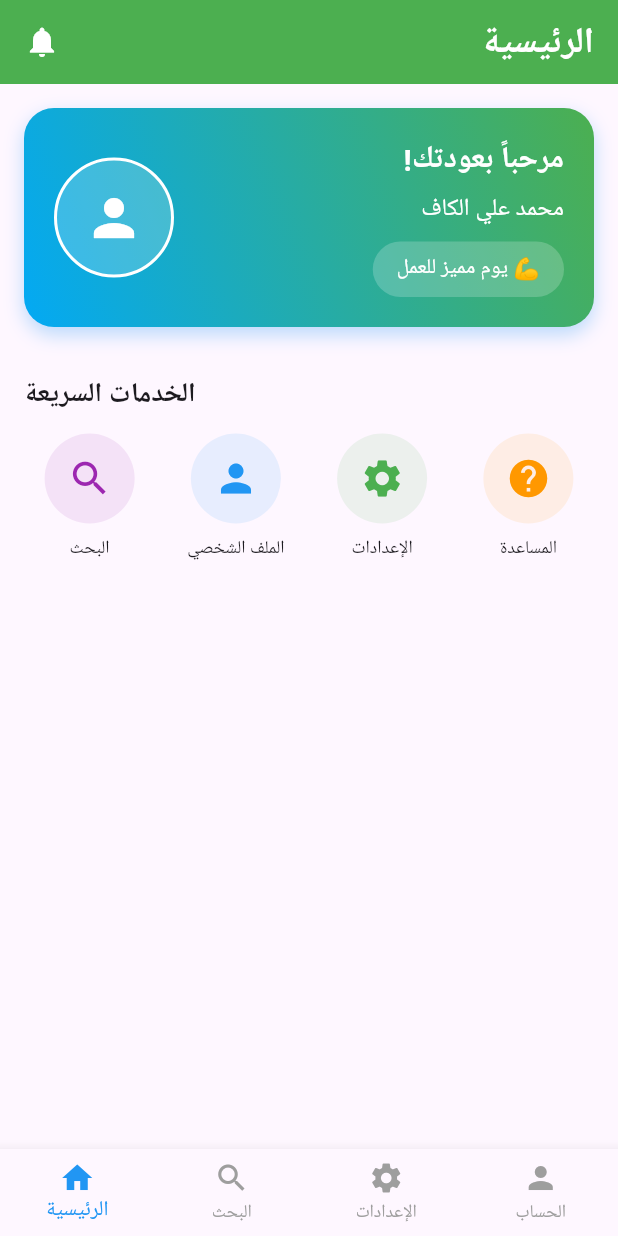
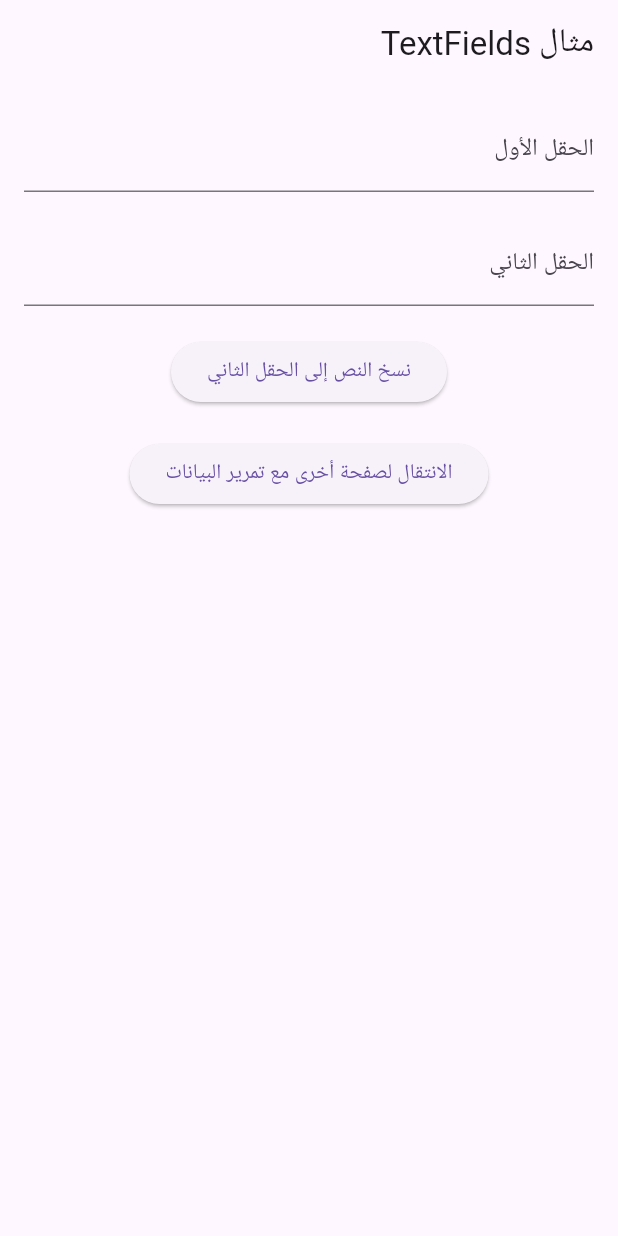
Before and after one commit to iim7mdk/Flutter, a Flutter app: the screen it shows after launch, on a phone screen of 412 x 824 dp. Run offline on Flutter 3.47's test engine with Material 3 defaults, Android fonts, the phone set to English and light mode, and no system bars.

Commit message:
some edits

```diff
--- a/lib/Pages/home_page.dart
+++ b/lib/Pages/home_page.dart
@@ -1,236 +1,66 @@
 import 'package:flutter/material.dart';
+import 'second_page.dart';
 
-class HomePage extends StatelessWidget {
-  const HomePage({super.key});
+class HomePage extends StatefulWidget {
+  @override
+  State<HomePage> createState() => _HomePageState();
+}
+
+class _HomePageState extends State<HomePage> {
+  TextEditingController text1 = TextEditingController();
+  TextEditingController text2 = TextEditingController();
 
   @override
   Widget build(BuildContext context) {
-    return Scaffold(
-      body: CustomScrollView(
-        slivers: [
-          SliverAppBar(
-            title: Row(
-              mainAxisAlignment: MainAxisAlignment.end,
+    return Directionality(
+      textDirection: TextDirection.rtl,
+      child: Scaffold(
+        appBar: AppBar(title: Text("مثال TextFields")),
+        body: Padding(
+          padding: const EdgeInsets.all(16.0),
+          child: Column(
             children: [
-                Text(
-                  "الرئيسية",
-                  style: TextStyle(
-                    fontSize: 24,
-                    fontWeight: FontWeight.bold,
-                  ),
-                ),
-              ],
-            ),
-            backgroundColor: Colors.green,
-            foregroundColor: Colors.white,
-
-            leading: IconButton(
-              icon: const Icon(Icons.notifications),
-              onPressed: () {
-
-              },
+              TextField(
+                controller: text1,
+                decoration: InputDecoration(labelText: "الحقل الأول"),
               ),
 
+              SizedBox(height: 20),
+
+              TextField(
+                controller: text2,
+                decoration: InputDecoration(labelText: "الحقل الثاني"),
               ),
 
+              SizedBox(height: 20),
 
-          SliverList(
-            delegate: SliverChildListDelegate([
+              ElevatedButton(
+                onPressed: () {
+                  setState(() {
+                    text2.text = text1.text;
+                  });
+                },
+                child: Text("نسخ النص إلى الحقل الثاني"),
+              ),
 
-              _buildWelcomeCard(),
+              SizedBox(height: 20),
 
-
-              _buildQuickServices(context),
-
-
-            ]),
-          ),
-        ],
+              ElevatedButton(
+                onPressed: () {
+                  Navigator.push(
+                    context,
+                    MaterialPageRoute(
+                      builder: (_) => SecondPage(value: text1.text),
                     ),
                   );
-  }
-
-  Widget _buildWelcomeCard() {
-    return Container(
-      margin: const EdgeInsets.all(16),
-      padding: const EdgeInsets.all(20),
-      decoration: BoxDecoration(
-        gradient: const LinearGradient(
-          begin: Alignment.topRight,
-          end: Alignment.bottomLeft,
-          colors: [Colors.green, Colors.lightBlue],
-        ),
-        borderRadius: BorderRadius.circular(20),
-        boxShadow: [
-          BoxShadow(
-            color: Colors.blue.withOpacity(0.3),
-            blurRadius: 10,
-            offset: const Offset(0, 5),
-          ),
-        ],
-      ),
-      child: Row(
-        children: [
-          Container(
-            width: 80,
-            height: 80,
-            decoration: BoxDecoration(
-              shape: BoxShape.circle,
-              color: Colors.white.withOpacity(0.2),
-              border: Border.all(color: Colors.white, width: 2),
-            ),
-            child: const Icon(
-              Icons.person,
-              size: 40,
-              color: Colors.white,
-            ),
-          ),
-          const SizedBox(width: 16),
-          Expanded(
-            child: Column(
-              crossAxisAlignment: CrossAxisAlignment.end,
-              children: [
-                const Text(
-                  "!مرحباً بعودتك ",
-                  style: TextStyle(
-                    fontSize: 20,
-                    fontWeight: FontWeight.bold,
-                    color: Colors.white,
-                  ),
-                  textAlign: TextAlign.right,
-                ),
-                const SizedBox(height: 5),
-                const Text(
-                  "محمد علي الكاف",
-                  style: TextStyle(
-                    fontSize: 16,
-                    color: Colors.white,
-                  ),
-                  textAlign: TextAlign.right,
-                ),
-                const SizedBox(height: 10),
-                Container(
-                  padding: const EdgeInsets.symmetric(
-                    horizontal: 16,
-                    vertical: 8,
-                  ),
-                  decoration: BoxDecoration(
-                    color: Colors.white.withOpacity(0.2),
-                    borderRadius: BorderRadius.circular(20),
-                  ),
-                  child: const Text(
-                    "يوم مميز للعمل 💪",
-                    style: TextStyle(
-                      color: Colors.white,
-                      fontSize: 14,
-                    ),
-                    textAlign: TextAlign.right,
-                  ),
+                },
+                child: Text("الانتقال لصفحة أخرى مع تمرير البيانات"),
               ),
             ],
           ),
         ),
-        ],
       ),
     );
-  }
 
-
-
-  Widget _buildQuickServices(BuildContext context) {
-    final List<Map<String, dynamic>> services = [
-      {
-        'title': 'البحث',
-        'icon': Icons.search,
-        'color': Colors.purple,
-        'page': 'search',
-      },
-      {
-        'title': 'الملف الشخصي',
-        'icon': Icons.person,
-        'color': Colors.blue,
-        'page': 'profile',
-      },
-      {
-        'title': 'الإعدادات',
-        'icon': Icons.settings,
-        'color': Colors.green,
-        'page': 'settings',
-      },
-      {
-        'title': 'المساعدة',
-        'icon': Icons.help,
-        'color': Colors.orange,
-        'page': 'help',
-      },
-    ];
-
-    return Padding(
-      padding: const EdgeInsets.all(16),
-      child: Column(
-        crossAxisAlignment: CrossAxisAlignment.start,
-        children: [
-          const Text(
-            "الخدمات السريعة",
-            style: TextStyle(
-              fontSize: 18,
-              fontWeight: FontWeight.bold,
-            ),
-          ),
-          const SizedBox(height: 12),
-          GridView.builder(
-            shrinkWrap: true,
-            physics: const NeverScrollableScrollPhysics(),
-            gridDelegate: const SliverGridDelegateWithFixedCrossAxisCount(
-              crossAxisCount: 4,
-              crossAxisSpacing: 10,
-              mainAxisSpacing: 10,
-              childAspectRatio: 0.9,
-            ),
-            itemCount: services.length,
-            itemBuilder: (context, index) {
-              final service = services[index];
-              return InkWell(
-                onTap: () {
-                  // الانتقال للصفحة المحددة
-                  _navigateToPage(context, service['page']);
-                },
-                child: Column(
-                  children: [
-                    Container(
-                      width: 60,
-                      height: 60,
-                      decoration: BoxDecoration(
-                        color: service['color'].withOpacity(0.1),
-                        shape: BoxShape.circle,
-                      ),
-                      child: Icon(
-                        service['icon'],
-                        color: service['color'],
-                        size: 30,
-                      ),
-                    ),
-                    const SizedBox(height: 8),
-                    Text(
-                      service['title'],
-                      style: const TextStyle(fontSize: 12),
-                      textAlign: TextAlign.center,
-                    ),
-                  ],
-                ),
-              );
-            },
-          ),
-        ],
-      ),
-    );
-  }
-
-
-
-
-  void _navigateToPage(BuildContext context, String page) {
-    // يمكنك إضافة التنقل بين الصفحات هنا
-    print('الانتقال إلى: $page');
   }
 }
--- /dev/null
+++ b/lib/Pages/second_page.dart
@@ -0,0 +1,22 @@
+import 'package:flutter/material.dart';
+
+class SecondPage extends StatelessWidget {
+  final String value;
+
+  const SecondPage({required this.value});
+
+  @override
+  Widget build(BuildContext context) {
+    return Scaffold(
+      appBar: AppBar(title: Text("الصفحة الثانية")),
+      body: Center(
+        child: Text(
+          "القيمة المستلمة: $value",
+          style: TextStyle(fontSize: 24),
+          textDirection: TextDirection.rtl,
+          textAlign: TextAlign.center,
+        ),
+      ),
+    );
+  }
+}
--- a/lib/main.dart
+++ b/lib/main.dart
@@ -1,60 +1,21 @@
 import 'package:flutter/material.dart';
-import 'pages/home_page.dart';
-import 'pages/search_page.dart';
-import 'pages/settings_page.dart';
-import 'pages/profile_page.dart';
+import 'Pages/home_page.dart';
 
 void main() {
-  runApp(const MyApp());
+  runApp(
+    Directionality(
+      textDirection: TextDirection.rtl,   // ← إجبار التطبيق على العمل RTL بالكامل
+      child: MyApp(),
+    ),
+  );
 }
 
 class MyApp extends StatelessWidget {
-  const MyApp({super.key});
-
   @override
   Widget build(BuildContext context) {
     return MaterialApp(
       debugShowCheckedModeBanner: false,
-      home: const HomeScreen(),
+      home: HomePage(),
     );
   }
 }
-
-class HomeScreen extends StatefulWidget {
-  const HomeScreen({super.key});
-
-  @override
-  State<HomeScreen> createState() => _HomeScreenState();
-}
-
-class _HomeScreenState extends State<HomeScreen> {
-  int currentIndex = 0;
-
-  final List<Widget> pages = const [
-    HomePage(),
-    SearchPage(),
-    SettingsPage(),
-    ProfilePage(),
-  ];
-
-  @override
-  Widget build(BuildContext context) {
-    return Scaffold(
-      body: pages[currentIndex],
-
-      bottomNavigationBar: BottomNavigationBar(
-        currentIndex: currentIndex,
-        onTap: (index) => setState(() => currentIndex = index),
-        type: BottomNavigationBarType.fixed,
-        selectedItemColor: Colors.blue,
-        unselectedItemColor: Colors.grey,
-        items: const [
-          BottomNavigationBarItem(icon: Icon(Icons.home), label: "الرئيسية"),
-          BottomNavigationBarItem(icon: Icon(Icons.search), label: "البحث"),
-          BottomNavigationBarItem(icon: Icon(Icons.settings), label: "الإعدادات"),
-          BottomNavigationBarItem(icon: Icon(Icons.person), label: "الحساب"),
-        ],
-      ),
-    );
-  }
-}
```
Lines whose indentation alone changed are shown as unchanged.
